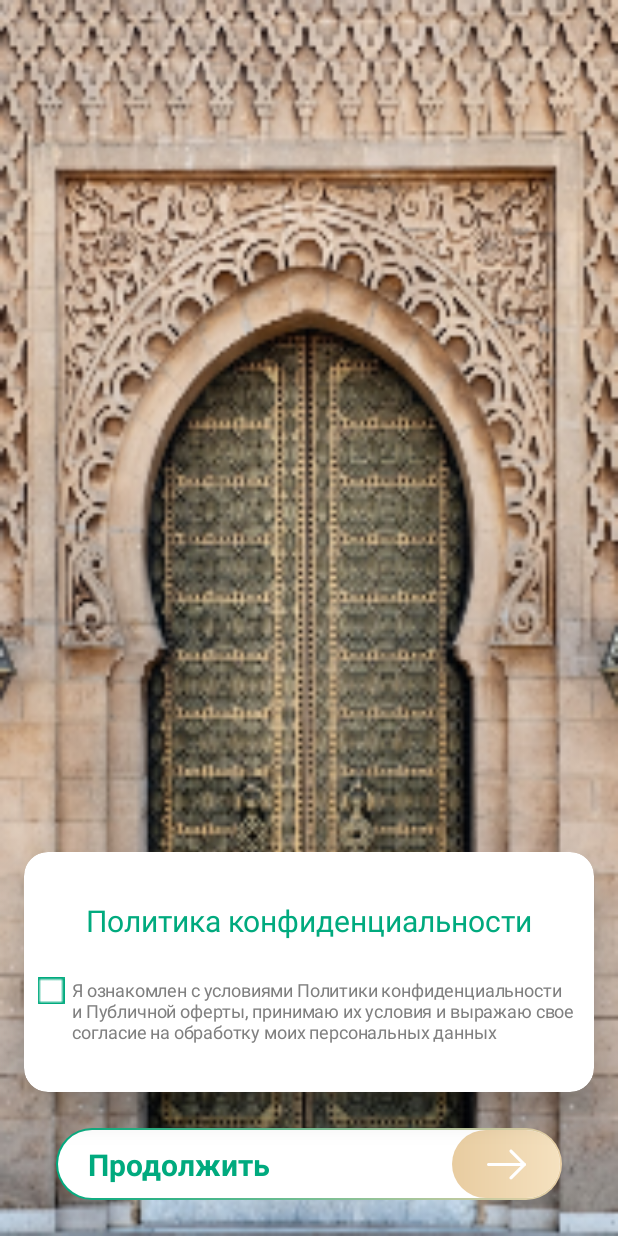
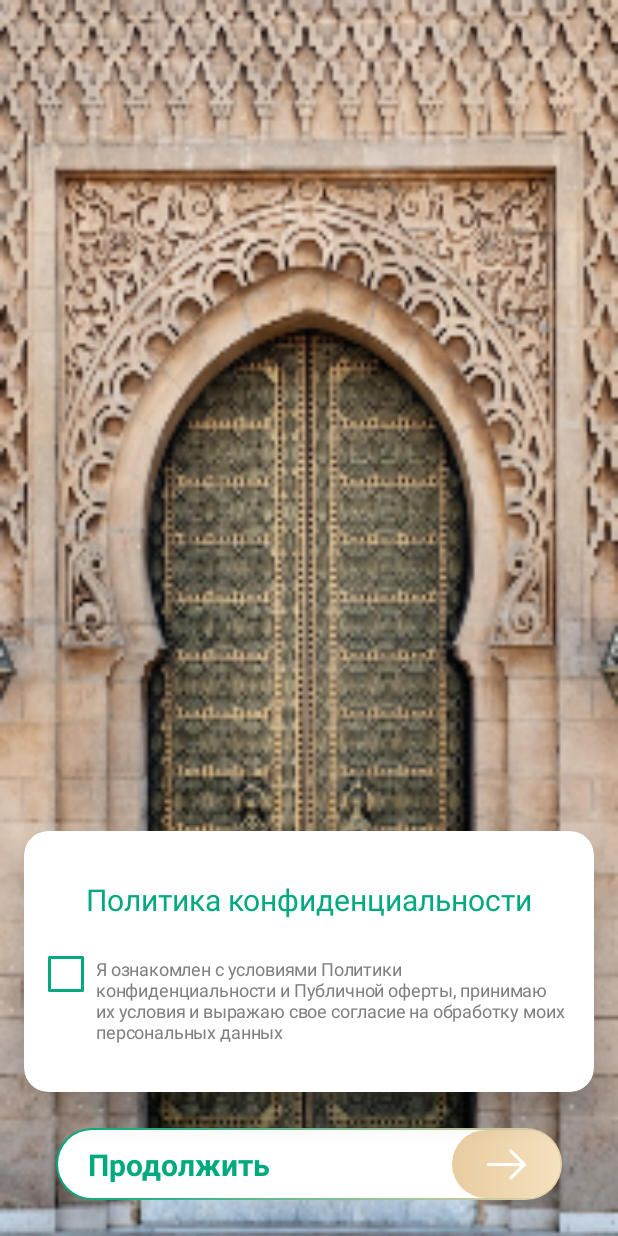
Before and after one commit to Vinny94051/Taxi-android, an Android app: the AuthDriverConfidentialityFragment screen opened through its navigation route, on a phone screen of 412 x 824 dp. Run offline under Robolectric (Android 15) with nearby library versions, the light colour scheme and no system bars; our stand-ins replace data binding, navigation-ui; Roboto replaces fonts that are not available here.

Commit message:
correct checkbox & public offer

```diff
--- a/app/src/main/java/com/example/taximuslim/presentation/view/auth/fragments/daughter/EnterSmsCodeFragment.kt
+++ b/app/src/main/java/com/example/taximuslim/presentation/view/auth/fragments/daughter/EnterSmsCodeFragment.kt
@@ -34,7 +34,7 @@ class EnterSmsCodeFragment : BaseAuthFragment() {
     lateinit var viewModel: AuthViewModel
 
 
-    override fun buttonText(): String = getString(R.string.con_tinue)
+    override fun buttonText(): String = getString(R.string.continuee)
 
     override fun initViews() {
         addTextChangedListener(first_num, second_num)
--- a/app/src/main/res/drawable/checkbox_selector.xml
+++ b/app/src/main/res/drawable/checkbox_selector.xml
@@ -1,5 +1,5 @@
 <?xml version="1.0" encoding="utf-8"?>
 <selector xmlns:android="http://schemas.android.com/apk/res/android">
-    <item android:drawable="@drawable/checkbox_selected" android:state_selected="true"/>
-    <item android:drawable="@drawable/checkbox_unselected" android:state_selected="false"/>
+    <item android:state_checked="true" android:drawable="@drawable/checkbox_selected"/>
+    <item  android:state_checked="false" android:drawable="@drawable/checkbox_unselected"/>
 </selector>
--- a/app/src/main/res/layout/auth_driver_confidentiality_fragment.xml
+++ b/app/src/main/res/layout/auth_driver_confidentiality_fragment.xml
@@ -54,12 +54,9 @@
                     android:id="@+id/politicCheckBox"
                     android:layout_width="wrap_content"
                     android:layout_height="wrap_content"
-                    android:layout_marginStart="12dp"
+                    android:layout_marginStart="16dp"
                     android:layout_marginTop="@dimen/medium_margin"
                     style="@style/CheckBox"
-                    android:scaleX="1.5"
-                    android:scaleY="1.5"
-                    android:button="@drawable/checkbox_selector"
                     app:bindSelected="@{viewModel.politicsSelected}"
                     app:layout_constraintStart_toStartOf="parent"
                     app:layout_constraintTop_toBottomOf="@+id/politicsText" />
--- a/app/src/main/res/layout/auth_driver_public_offer_fragment.xml
+++ b/app/src/main/res/layout/auth_driver_public_offer_fragment.xml
@@ -6,6 +6,7 @@
     tools:context=".presentation.view.auth.driver.publicOffer.AuthDriverPublicOfferFragment">
 
     <WebView
+        android:id="@+id/webView"
         android:layout_width="match_parent"
         android:layout_height="match_parent" />
 
--- a/app/src/main/res/values/styles.xml
+++ b/app/src/main/res/values/styles.xml
@@ -94,7 +94,6 @@
     </style>
 
     <style name="CheckBox" parent="Widget.AppCompat.CompoundButton.CheckBox">
-        <item name="android:buttonTint">@color/colorAccent</item>
-        <item name="colorControlActivated">@color/colorAccent</item>
+        <item name="android:button">@drawable/checkbox_selector</item>
     </style>
 </resources>
```
Also changed, not shown: app/src/main/java/com/example/taximuslim/presentation/view/auth/driver/publicOffer/AuthDriverPublicOfferFragment.kt (+8 -0 lines), app/src/main/res/drawable-mdpi/checkbox_unselected.png (added), app/src/main/res/drawable-xhdpi/checkbox_unselected.png, app/src/main/res/drawable-xxhdpi/checkbox_unselected.png.
